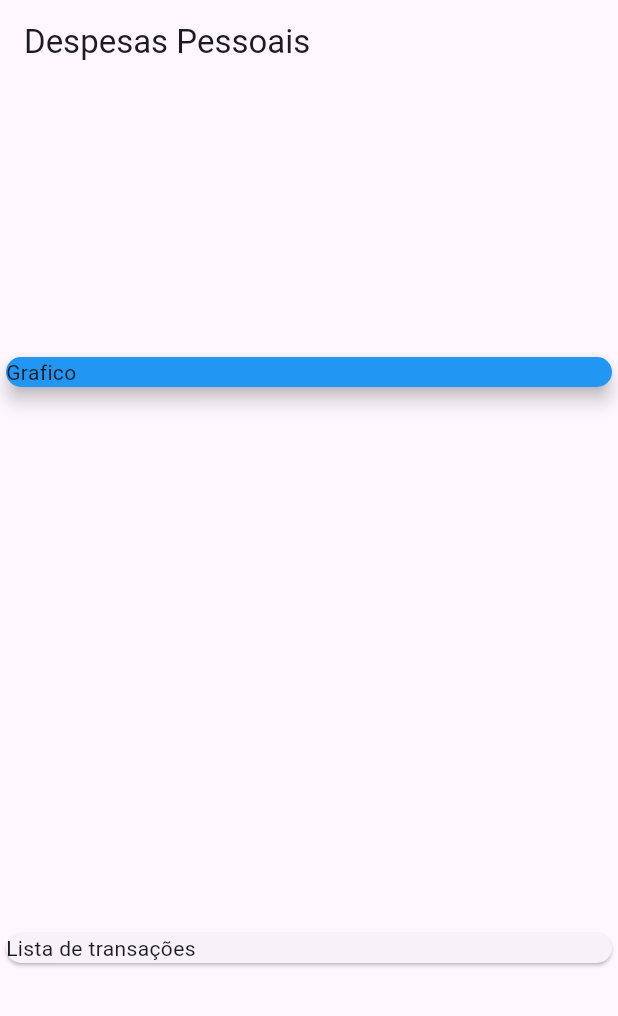
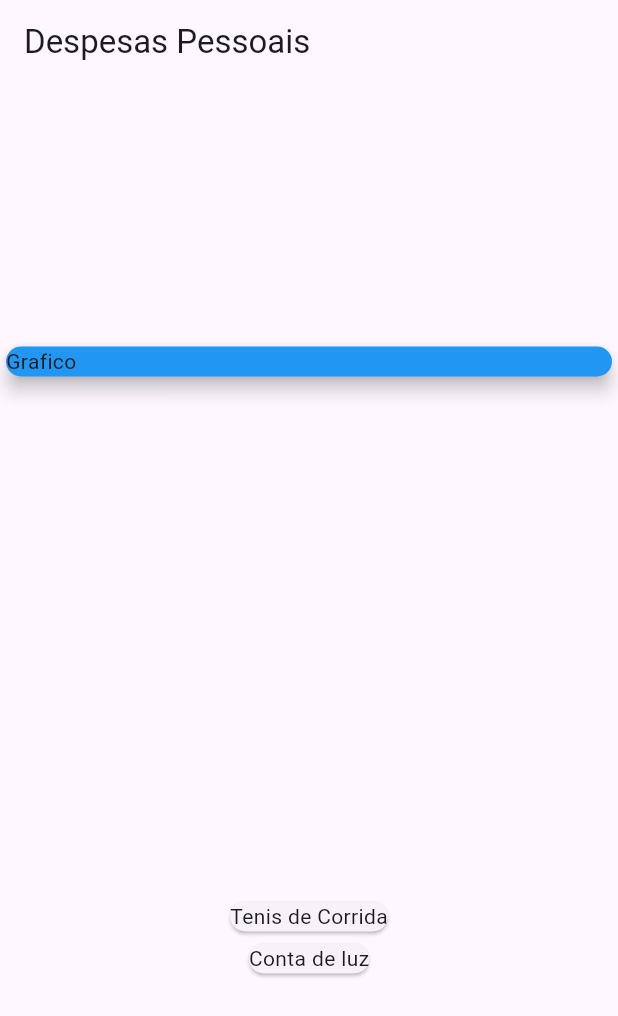
Before and after one commit to Joaomgsa/expenses, a Flutter app: the screen it shows after launch, on a phone screen of 412 x 824 dp. Shown: the top 1016 px of the screen. Run offline on Flutter 3.47's test engine with Material 3 defaults, Android fonts, the phone set to English and light mode, and no system bars.

Commit message:
listando as transações

```diff
--- a/lib/main.dart
+++ b/lib/main.dart
@@ -21,8 +21,8 @@ class MyHomePage extends StatelessWidget {
 
   final _transactions =[
       Transaction(
-        id: 't1', title: "Tenis de Corrida", value: 310.79, date: DateTime.now())
-        ,Transaction(
+        id: 't1', title: "Tenis de Corrida", value: 310.79, date: DateTime.now()),
+        Transaction(
         id: 't2', title: "Conta de luz", value: 210.30, date: DateTime.now())
   ];
 
@@ -31,19 +31,26 @@ class MyHomePage extends StatelessWidget {
     return Scaffold
     ( appBar: AppBar(
       title: const Text('Despesas Pessoais'),
-    ),body:  const Column(
+    ),body:  Column(
       mainAxisAlignment: MainAxisAlignment.spaceAround,
       crossAxisAlignment: CrossAxisAlignment.stretch,
     children: <Widget>[
-      SizedBox(
+      const SizedBox(
         width: double.infinity,
         child: Card(
           elevation: 5,
           color: Colors.blue,
           child: Text('Grafico'))
       ),
-      Card(child: Text('Lista de transações'),)]),
-
+      Column(
+        children: _transactions.map((tr){
+            return Card(
+              child: Text(tr.title),
+            );
+        }).toList(),
+      )
+      ],
+      ),
     );
   }
 }
```
